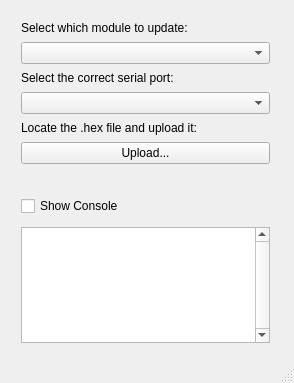
soulsbysynths/SsEasyUploaderQt, file mainwindow.ui: the form before one commit.
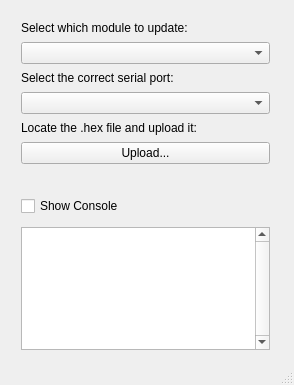
The form after the commit. Icons and pictures are not drawn.

Patch:
```diff
--- a/mainwindow.ui
+++ b/mainwindow.ui
@@ -7,7 +7,7 @@
     <x>0</x>
     <y>0</y>
     <width>294</width>
-    <height>383</height>
+    <height>385</height>
    </rect>
   </property>
   <property name="windowTitle">
@@ -24,7 +24,7 @@
       <x>10</x>
       <y>10</y>
       <width>271</width>
-      <height>344</height>
+      <height>351</height>
      </rect>
     </property>
     <layout class="QVBoxLayout" name="verticalLayout">
```
